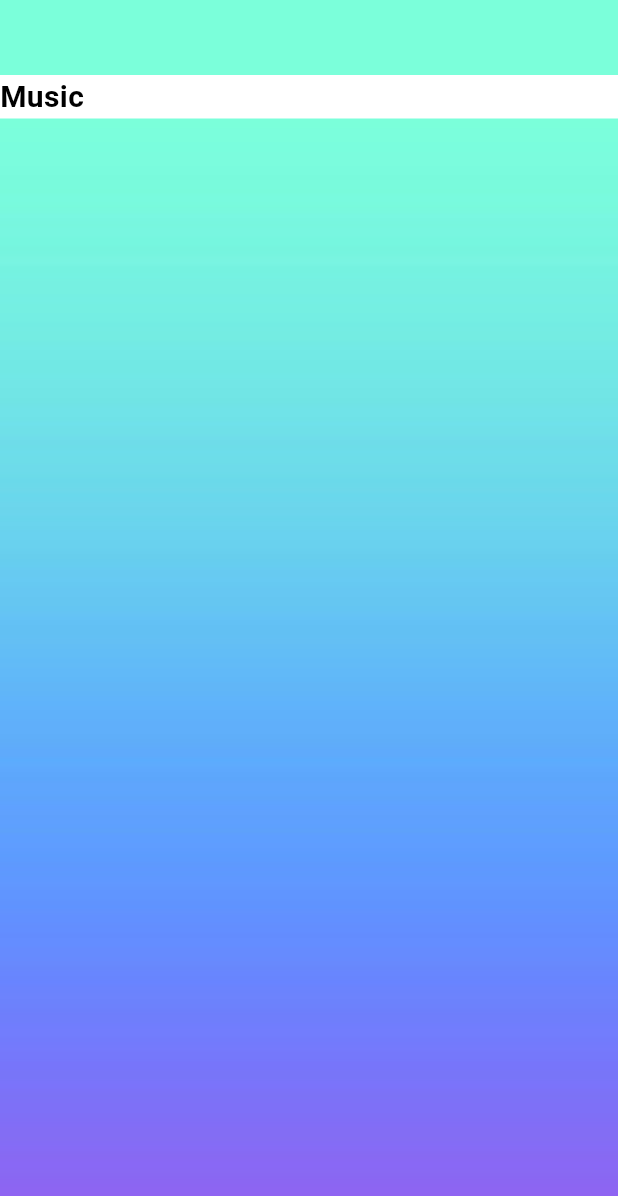
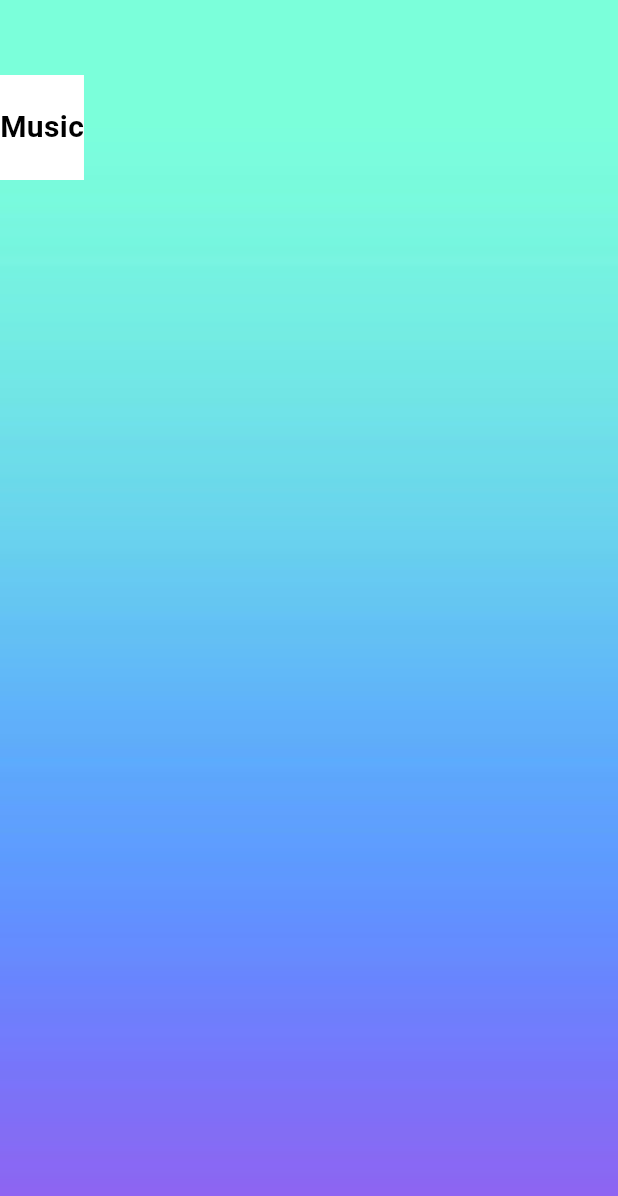
Before and after one commit to Hirun4/Quiz-app-flutter, a Flutter app: the screen it shows after launch, on a phone screen of 412 x 824 dp. Shown: the top 1196 px of the screen. Run offline on Flutter 3.47's test engine with Material 3 defaults, Android fonts, the phone set to English and light mode, and no system bars.

Commit message:
ui changes

```diff
--- a/lib/pages/home.dart
+++ b/lib/pages/home.dart
@@ -26,17 +26,21 @@ class _HomeState extends State<Home> {
               margin: EdgeInsets.only(top: 50.0),
               child: Column(
                 children: [
-                  Expanded(
+                  Container(
+                    height: 70,
                     child: ListView(
+                      scrollDirection: Axis.horizontal,
                       children: [
                         Container(
                           decoration: BoxDecoration(color: Colors.white),
+                          child: Center(
                             child: Text(
                               "Music",
                               style: TextStyle(
                                   color: Colors.black,
                                   fontSize: 20.0,
                                   fontWeight: FontWeight.bold),
+                            ),
                           ),
                         )
                       ],
```
Lines whose indentation alone changed are shown as unchanged.
